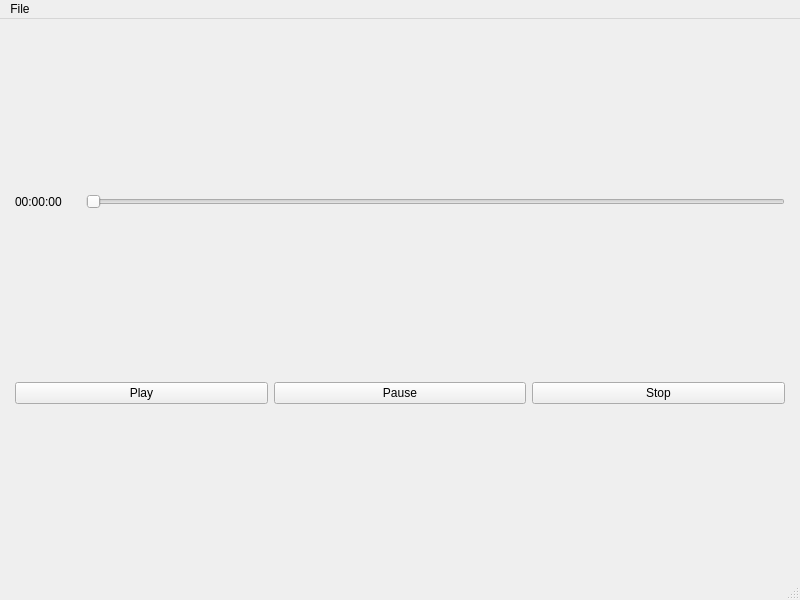
First picture: the form in mainwindow.ui, repository Aghas1/VideoEditor, before the edit.
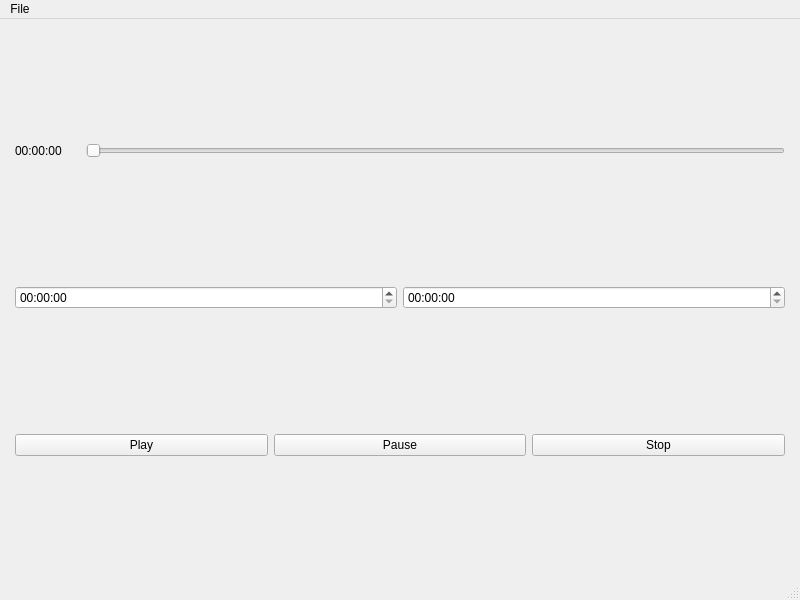
Second picture: the form after the edit.

Commit message: Лучший вариант, все в одном окне. Stable version 1.1

Diff of the .ui file:
```diff
--- a/mainwindow.ui
+++ b/mainwindow.ui
@@ -21,11 +21,14 @@
        <number>6</number>
       </property>
       <property name="topMargin">
-       <number>0</number>
+       <number>6</number>
       </property>
       <property name="rightMargin">
        <number>6</number>
       </property>
+      <property name="bottomMargin">
+       <number>6</number>
+      </property>
       <item>
        <widget class="QLabel" name="label">
         <property name="minimumSize">
@@ -54,14 +57,42 @@
       </item>
      </layout>
     </item>
+    <item>
+     <layout class="QHBoxLayout" name="layout_cut">
+      <property name="leftMargin">
+       <number>6</number>
+      </property>
+      <property name="topMargin">
+       <number>6</number>
+      </property>
+      <property name="rightMargin">
+       <number>6</number>
+      </property>
+      <property name="bottomMargin">
+       <number>6</number>
+      </property>
+      <item>
+       <widget class="QTimeEdit" name="timeEdit"/>
+      </item>
+      <item>
+       <widget class="QTimeEdit" name="timeEdit_2"/>
+      </item>
+     </layout>
+    </item>
     <item>
      <layout class="QHBoxLayout" name="horizontalLayout">
       <property name="leftMargin">
        <number>6</number>
       </property>
+      <property name="topMargin">
+       <number>6</number>
+      </property>
       <property name="rightMargin">
        <number>6</number>
       </property>
+      <property name="bottomMargin">
+       <number>6</number>
+      </property>
       <item>
        <widget class="QPushButton" name="Play">
         <property name="text">
```
The commit also changes 3 other files.
